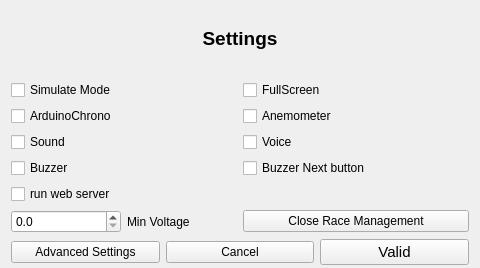
Old version of the form F3FChrono/gui/WSettings.ui in the repository jomarin38/F3FChrono.
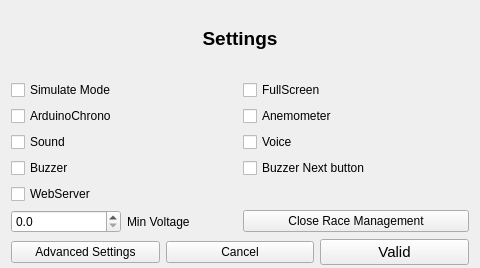
New version of the form.

```diff
--- a/F3FChrono/gui/WSettings.ui
+++ b/F3FChrono/gui/WSettings.ui
@@ -141,7 +141,7 @@
        <item row="5" column="0">
         <widget class="QCheckBox" name="webserver">
          <property name="text">
-          <string>run web server</string>
+          <string>WebServer</string>
          </property>
         </widget>
        </item>
```
